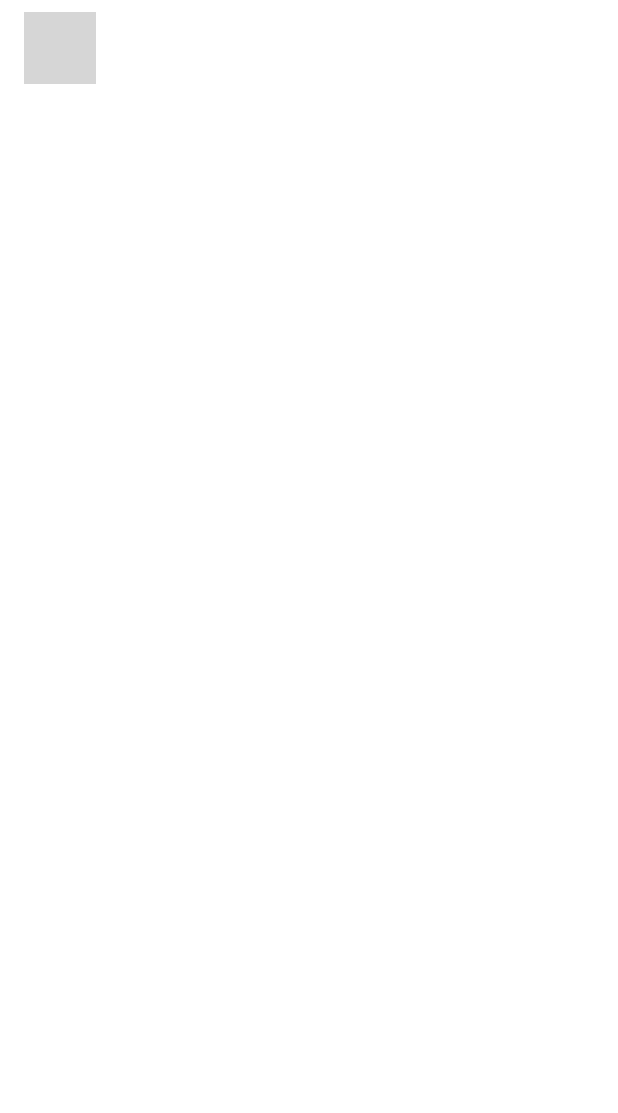
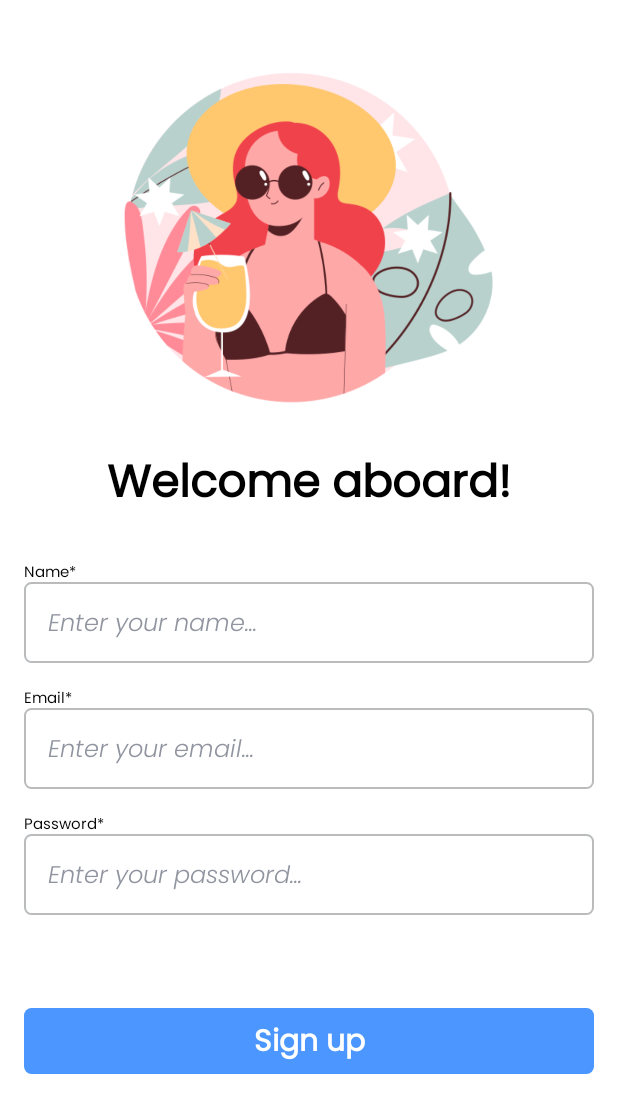
Before and after one commit to KovshefulCoder/SignSync, an Android app built with Jetpack Compose: the @Preview function PrevRegistrationView, on a phone screen of 412 x 824 dp. Shown: the top 1113 px of the screen. Run offline under Robolectric (Android 15) with nearby library versions, the phone set to English and light mode, and no system bars; libraries missing offline, so code that uses them is left out: com.ramcosta.composedestinations; grey boxes are pictures that could not be loaded.

Commit message:
Registration screen and Hilt fixes
Screen ready except for password text field

```diff
--- a/app/build.gradle.kts
+++ b/app/build.gradle.kts
@@ -85,7 +85,6 @@ dependencies {
     implementation("com.google.android.material:material:1.9.0")
     implementation("androidx.compose.material:material-android:1.5.0")
 
-
     // Compose dependencies
     implementation("androidx.lifecycle:lifecycle-viewmodel-compose:2.6.1")
 
@@ -97,8 +96,8 @@ dependencies {
     implementation("androidx.lifecycle:lifecycle-viewmodel-ktx:2.6.1")
 
     //Dagger - Hilt
-    implementation("com.google.dagger:hilt-android:2.46.1")
-    kapt ("com.google.dagger:hilt-android-compiler:2.46.1")
+    implementation("com.google.dagger:hilt-android:2.47")
+    kapt ("com.google.dagger:hilt-android-compiler:2.47")
     kapt ("androidx.hilt:hilt-compiler:1.0.0")
     implementation("androidx.hilt:hilt-navigation-compose:1.1.0-alpha01")
 
--- a/app/src/main/AndroidManifest.xml
+++ b/app/src/main/AndroidManifest.xml
@@ -4,6 +4,7 @@
 
     <application
         android:allowBackup="true"
+        android:name=".SignAndSyncApp"
         android:dataExtractionRules="@xml/data_extraction_rules"
         android:fullBackupContent="@xml/backup_rules"
         android:icon="@mipmap/ic_launcher"
@@ -15,7 +16,6 @@
         <activity
             android:name=".MainActivity"
             android:exported="true"
-            android:label="@string/app_name"
             android:theme="@style/Theme.SignSync">
             <intent-filter>
                 <action android:name="android.intent.action.MAIN" />
--- a/app/src/main/java/com/kovsheful/signsync/MainActivity.kt
+++ b/app/src/main/java/com/kovsheful/signsync/MainActivity.kt
@@ -5,17 +5,14 @@ import androidx.activity.ComponentActivity
 import androidx.activity.compose.setContent
 import androidx.activity.enableEdgeToEdge
 import androidx.compose.foundation.layout.fillMaxSize
-import androidx.compose.material3.MaterialTheme
 import androidx.compose.material3.Surface
-import androidx.compose.material3.Text
-import androidx.compose.runtime.Composable
 import androidx.compose.ui.Modifier
-import androidx.compose.ui.tooling.preview.Preview
 import com.kovsheful.signsync.feature_signsync.presentation.registration.NavGraphs
 import com.kovsheful.signsync.ui.theme.Background
 import com.kovsheful.signsync.ui.theme.SignSyncTheme
 import com.ramcosta.composedestinations.DestinationsNavHost
 import dagger.hilt.android.AndroidEntryPoint
+import dagger.hilt.android.HiltAndroidApp
 
 @AndroidEntryPoint
 class MainActivity : ComponentActivity() {
--- a/app/src/main/java/com/kovsheful/signsync/SignAndSyncApp.kt
+++ b/app/src/main/java/com/kovsheful/signsync/SignAndSyncApp.kt
@@ -4,5 +4,4 @@ import android.app.Application
 import dagger.hilt.android.HiltAndroidApp
 
 @HiltAndroidApp
-class SignAndSyncApp: Application() {
-}
+class SignAndSyncApp: Application()
--- a/app/src/main/java/com/kovsheful/signsync/feature_signsync/presentation/core/TextFields.kt
+++ b/app/src/main/java/com/kovsheful/signsync/feature_signsync/presentation/core/TextFields.kt
@@ -4,6 +4,7 @@ import androidx.compose.foundation.border
 import androidx.compose.foundation.layout.Arrangement
 import androidx.compose.foundation.layout.Column
 import androidx.compose.foundation.layout.fillMaxWidth
+import androidx.compose.foundation.layout.padding
 import androidx.compose.foundation.shape.RoundedCornerShape
 import androidx.compose.foundation.text.BasicTextField
 import androidx.compose.foundation.text.KeyboardOptions
@@ -18,6 +19,7 @@ import androidx.compose.ui.Modifier
 import androidx.compose.ui.graphics.Color
 import androidx.compose.ui.text.input.ImeAction
 import androidx.compose.ui.text.input.KeyboardType
+import androidx.compose.ui.text.toLowerCase
 import androidx.compose.ui.tooling.preview.Preview
 import androidx.compose.ui.unit.dp
 import com.kovsheful.signsync.ui.theme.ErrorColor
@@ -26,10 +28,10 @@ import com.kovsheful.signsync.ui.theme.TextFieldColor
 import com.kovsheful.signsync.ui.theme.poppinsItalic
 import com.kovsheful.signsync.ui.theme.typography
 
-
-sealed class ContactsTextFieldType(val labelText: String, val keyboardType: KeyboardType) {
-    class Name(label: String) : ContactsTextFieldType(label, KeyboardType.Text)
-    class Email(label: String) : ContactsTextFieldType(label, KeyboardType.Email)
+sealed class ContactsTextFieldType(val text: String, val keyboardType: KeyboardType) {
+    data object Name : ContactsTextFieldType(text = "Name", keyboardType = KeyboardType.Text)
+    data object Email : ContactsTextFieldType(text = "Email", keyboardType = KeyboardType.Email)
+    data object Password : ContactsTextFieldType(text = "Password", keyboardType = KeyboardType.Password)
 }
 
 @Preview(showBackground = true, backgroundColor = 0xFFFFFFFF, showSystemUi = true)
@@ -39,7 +41,7 @@ fun PrevContactsTextField() {
     ContactsTextField(
         value = prev,
         onValueChange = { prev = it },
-        textFieldType = ContactsTextFieldType.Name("Name")
+        textFieldType = ContactsTextFieldType.Name,
     )
 }
 
@@ -52,17 +54,17 @@ fun ContactsTextField(
 ) {
 
     val isPlaceholderDisplayed = remember { mutableStateOf(true) }
-    val placeholder = "Enter your ${textFieldType.labelText}..."
+    val placeholder = "Enter your ${textFieldType.text.lowercase()}..."
     Column(
         verticalArrangement = Arrangement.Center,
         horizontalAlignment = Alignment.Start
     ) {
         Text(
-            text = "${textFieldType.labelText}*",
+            text = "${textFieldType.text}*",
             style = typography.labelMedium
         )
         BasicTextField(
-            value = if (isPlaceholderDisplayed.value) placeholder else value,
+            value = value,
             onValueChange = {
                 onValueChange(it)
                 isPlaceholderDisplayed.value = it.isEmpty()
@@ -73,17 +75,25 @@ fun ContactsTextField(
                     color = if (validityState) TextFieldColor else ErrorColor,
                     shape = RoundedCornerShape(5.dp)
                 )
-                .fillMaxWidth(),
-            textStyle = if (isPlaceholderDisplayed.value) {
-                typography.bodyMedium.copy(
-                    fontFamily = poppinsItalic,
-                    color = SecondaryText)
-            } else typography.bodyMedium,
+                .fillMaxWidth()
+                .padding(horizontal = 16.dp, vertical = 16.dp),
+            textStyle = typography.bodyMedium,
             keyboardOptions = KeyboardOptions(
                 keyboardType = textFieldType.keyboardType,
                 imeAction = ImeAction.Done // Type of "Enter" button on keyboard
             ),
             singleLine = true,
+            decorationBox = { innerTextField ->
+                if (isPlaceholderDisplayed.value) {
+                    Text(
+                        text = placeholder,
+                        style = typography.bodyMedium.copy(
+                            fontFamily = poppinsItalic,
+                            color = SecondaryText)
+                    )
+                }
+                innerTextField()
+            }
         )
     }
 }
--- a/app/src/main/java/com/kovsheful/signsync/feature_signsync/presentation/registration/RegistrationView.kt
+++ b/app/src/main/java/com/kovsheful/signsync/feature_signsync/presentation/registration/RegistrationView.kt
@@ -1,40 +1,60 @@
 package com.kovsheful.signsync.feature_signsync.presentation.registration
 
+import androidx.compose.foundation.Image
 import androidx.compose.foundation.layout.Arrangement
 import androidx.compose.foundation.layout.Box
 import androidx.compose.foundation.layout.Column
+import androidx.compose.foundation.layout.Row
 import androidx.compose.foundation.layout.Spacer
 import androidx.compose.foundation.layout.fillMaxSize
+import androidx.compose.foundation.layout.fillMaxWidth
+import androidx.compose.foundation.layout.height
 import androidx.compose.foundation.layout.padding
+import androidx.compose.foundation.layout.size
+import androidx.compose.foundation.shape.RoundedCornerShape
+import androidx.compose.material.ButtonColors
 import androidx.compose.material.Scaffold
+import androidx.compose.material.Text
+import androidx.compose.material3.Button
+import androidx.compose.material3.ButtonDefaults.buttonColors
 import androidx.compose.material3.SnackbarHost
 import androidx.compose.material3.SnackbarHostState
 import androidx.compose.runtime.Composable
-import androidx.compose.runtime.collectAsState
+import androidx.compose.runtime.getValue
 import androidx.compose.runtime.remember
 import androidx.compose.ui.Alignment
 import androidx.compose.ui.Modifier
-import androidx.compose.ui.draw.alpha
+import androidx.compose.ui.graphics.Color
+import androidx.compose.ui.res.painterResource
 import androidx.compose.ui.tooling.preview.Preview
 import androidx.compose.ui.unit.dp
 import androidx.hilt.navigation.compose.hiltViewModel
 import androidx.lifecycle.compose.collectAsStateWithLifecycle
+import com.kovsheful.signsync.R
+import com.kovsheful.signsync.feature_signsync.presentation.core.ContactsTextField
+import com.kovsheful.signsync.feature_signsync.presentation.core.ContactsTextFieldType
 import com.kovsheful.signsync.ui.theme.Background
+import com.kovsheful.signsync.ui.theme.PrimaryColor
+import com.kovsheful.signsync.ui.theme.typography
 import com.ramcosta.composedestinations.annotation.Destination
 import com.ramcosta.composedestinations.annotation.RootNavGraph
 import com.ramcosta.composedestinations.navigation.DestinationsNavigator
 
 @RootNavGraph(start = true)
+@Destination
 @Composable
 internal fun RegistrationView(
     navigator: DestinationsNavigator
 ) {
     val viewModel: RegistrationViewModel = hiltViewModel()
-    val state = viewModel.state.collectAsStateWithLifecycle()
+    val state by viewModel.state.collectAsStateWithLifecycle()
     RegistrationView(
         onRegistration = {
-
-        }
+        },
+        name = state.name,
+        email = state.email,
+        password = state.password,
+        onDataChanged = viewModel::updateDataField,
     )
 }
 
@@ -42,13 +62,21 @@ internal fun RegistrationView(
 @Composable
 fun PrevRegistrationView() {
     RegistrationView(
-        onRegistration = {}
+        onRegistration = {},
+        name = "",
+        email = "",
+        password = "",
+        onDataChanged = { _, _ -> }
     )
 }
 
 @Composable
 fun RegistrationView(
-    onRegistration: () -> Unit
+    onRegistration: () -> Unit,
+    name: String,
+    email: String,
+    password: String,
+    onDataChanged: (ContactsTextFieldType, String) -> Unit,
 ) {
     val snackBarHostState = remember { SnackbarHostState() }
     Scaffold(
@@ -64,25 +92,78 @@ fun RegistrationView(
                 .padding(horizontal = 16.dp, vertical = 8.dp)
         ) {
             Column(
+                modifier = Modifier.fillMaxSize(),
                 verticalArrangement = Arrangement.Top,
                 horizontalAlignment = Alignment.CenterHorizontally
             ) {
-                Spacer()
-                //Image()
-                //Spacer()
-                //Row() {
-                //    Text()
-                //}
-                //Spacer()
-                //ContactsTextField()
-                //Spacer()
-                //ContactsTextField()
-                //Spacer()
-                //ContactsTextField()
-                //Spacer()
-                //SubmitButton()
-                //Spacer()
+                Spacer(modifier = Modifier.height(16.dp))
+                Image(
+                    painter = painterResource(id = R.drawable.introduction_image),
+                    contentDescription = null,
+                    modifier = Modifier.size(260.dp)
+                )
+                Spacer(modifier = Modifier.height(16.dp))
+                Row(
+                    modifier = Modifier.fillMaxWidth(),
+                    verticalAlignment = Alignment.CenterVertically,
+                    horizontalArrangement = Arrangement.Center
+                ) {
+                    Text(
+                        text = "Welcome aboard!",
+                        style = typography.displayMedium
+                    )
+                }
+                Spacer(modifier = Modifier.height(32.dp))
+                ContactsTextField(
+                    value = name,
+                    onValueChange = { newValue ->
+                        onDataChanged(ContactsTextFieldType.Name, newValue)
+                    },
+                    textFieldType = ContactsTextFieldType.Name
+                )
+                Spacer(modifier = Modifier.height(16.dp))
+                ContactsTextField(
+                    value = email,
+                    onValueChange = { newValue ->
+                        onDataChanged(ContactsTextFieldType.Email, newValue)
+                    },
+                    textFieldType = ContactsTextFieldType.Email
+                )
+                Spacer(modifier = Modifier.height(16.dp))
+                ContactsTextField(
+                    value = password,
+                    onValueChange = { newValue ->
+                        onDataChanged(ContactsTextFieldType.Password, newValue)
+                    },
+                    textFieldType = ContactsTextFieldType.Password
+                )
+                Spacer(modifier = Modifier.height(60.dp))
+                SubmitButton(
+                    onClick = onRegistration
+                )
             }
         }
     }
 }
+
+@Composable
+fun SubmitButton(
+    buttonText: String = "Sign up",
+    onClick: () -> Unit
+) {
+    Button(
+        onClick = onClick,
+        modifier = Modifier.fillMaxWidth(),
+        shape = RoundedCornerShape(5.dp),
+        colors = buttonColors(
+            containerColor = PrimaryColor,
+        )
+    ) {
+        Text(
+            text = buttonText,
+            style = typography.titleLarge.copy(
+                color = Color.White
+            )
+        )
+    }
+}
--- a/app/src/main/java/com/kovsheful/signsync/ui/theme/Color.kt
+++ b/app/src/main/java/com/kovsheful/signsync/ui/theme/Color.kt
@@ -11,10 +11,9 @@ val PurpleGrey40 = Color(0xFF625b71)
 val Pink40 = Color(0xFF7D5260)
 
 val Background = Color(0xFFFFFFFF)
-val PrimaryColor = Color(0xFF5F6478)
+val PrimaryColor = Color(0xFF4B97FF)
 val PrimaryTextColor = Color(0xFF000000)
 val SecondaryText = Color(0xFF90949F)
 val DescriptionText = Color(0xFFFFBD00)
 val TextFieldColor = Color(0xFFB9BBBD)
 val ErrorColor = Color(0xFFFA4946)
-//val TopBarColor = Color(0xFFDAC075)
```
Also changed, not shown: app/src/main/java/com/kovsheful/signsync/feature_signsync/presentation/registration/RegistrationViewModel.kt (+17 -2 lines).
